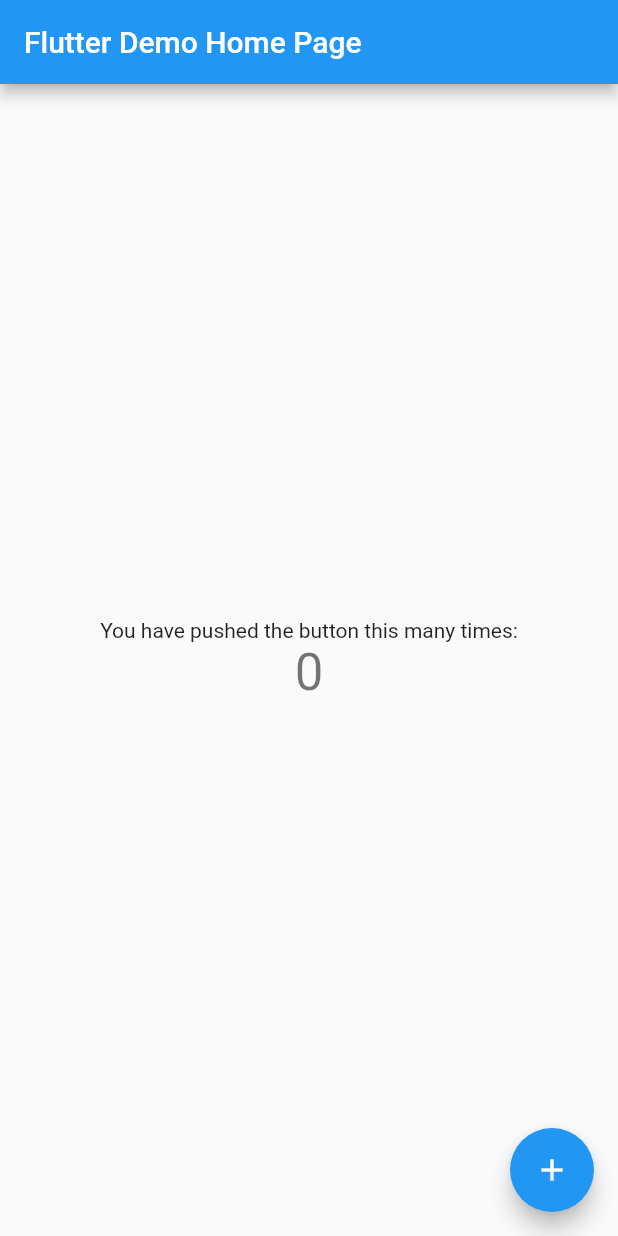
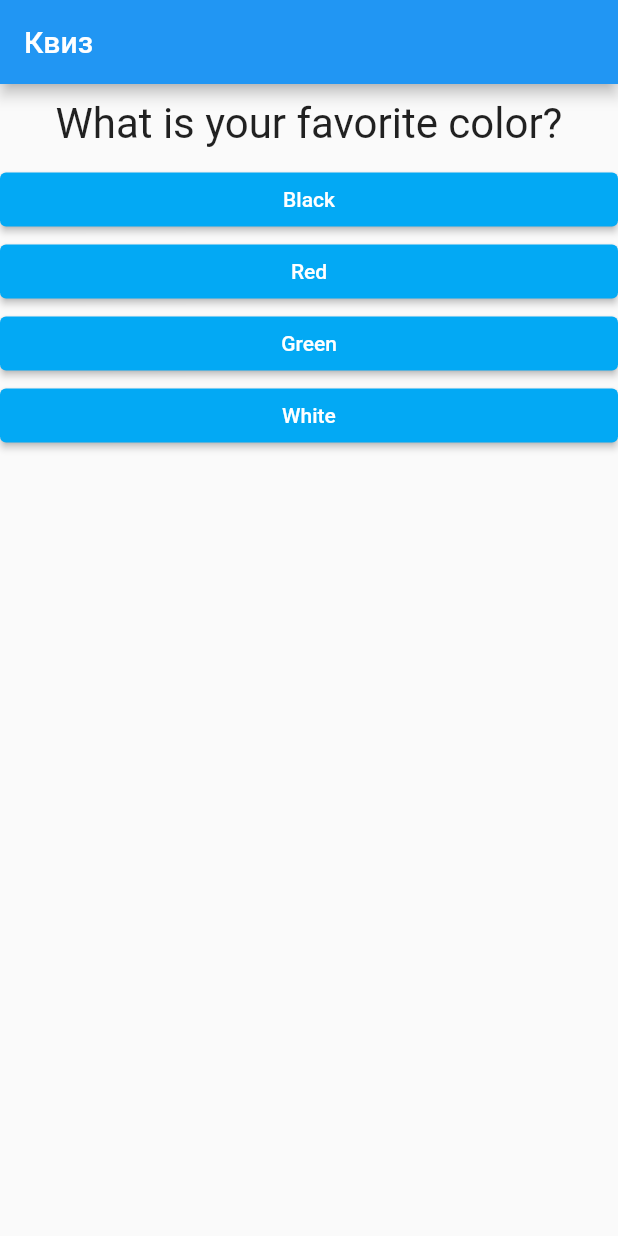
Before and after one commit to Petar81/Serbia, a Flutter app: the screen it shows after launch, on a phone screen of 412 x 824 dp. Run offline on Flutter 3.47's test engine with Material 2 defaults, Android fonts, the phone set to English and light mode, and no system bars.

Commit message:
add new widgets and logic

```diff
--- /dev/null
+++ b/lib/answer.dart
@@ -0,0 +1,20 @@
+import 'package:flutter/material.dart';
+
+class Answer extends StatelessWidget {
+  final VoidCallback selectHandler;
+  final String answerText;
+  const Answer(this.selectHandler, this.answerText, {Key? key})
+      : super(key: key);
+
+  @override
+  Widget build(BuildContext context) {
+    return Container(
+      width: double.infinity,
+      child: ElevatedButton(
+          style: ButtonStyle(
+              backgroundColor: MaterialStateProperty.all(Colors.lightBlue)),
+          onPressed: selectHandler,
+          child: Text(answerText)),
+    );
+  }
+}
--- a/lib/main.dart
+++ b/lib/main.dart
@@ -1,115 +1,82 @@
+import 'package:flutter/cupertino.dart';
 import 'package:flutter/material.dart';
+
+import './quiz.dart';
+import './result.dart';
 
 void main() {
   runApp(const MyApp());
 }
 
-class MyApp extends StatelessWidget {
+class MyApp extends StatefulWidget {
   const MyApp({Key? key}) : super(key: key);
 
-  // This widget is the root of your application.
   @override
-  Widget build(BuildContext context) {
-    return MaterialApp(
-      title: 'Kviz - Quiz',
-      theme: ThemeData(
-        // This is the theme of your application.
-        //
-        // Try running your application with "flutter run". You'll see the
-        // application has a blue toolbar. Then, without quitting the app, try
-        // changing the primarySwatch below to Colors.green and then invoke
-        // "hot reload" (press "r" in the console where you ran "flutter run",
-        // or simply save your changes to "hot reload" in a Flutter IDE).
-        // Notice that the counter didn't reset back to zero; the application
-        // is not restarted.
-        primarySwatch: Colors.blue,
-      ),
-      home: const MyHomePage(title: 'Flutter Demo Home Page'),
-    );
+  State<StatefulWidget> createState() {
+    return _MyAppState();
   }
 }
 
-class MyHomePage extends StatefulWidget {
-  const MyHomePage({Key? key, required this.title}) : super(key: key);
+class _MyAppState extends State<MyApp> {
+  var _questionIndex = 0;
+  var _totalScore = 0;
 
-  // This widget is the home page of your application. It is stateful, meaning
-  // that it has a State object (defined below) that contains fields that affect
-  // how it looks.
+  void _resetQuiz() {
+    setState(() {
+      _questionIndex = 0;
+      _totalScore = 0;
+    });
+  }
 
-  // This class is the configuration for the state. It holds the values (in this
-  // case the title) provided by the parent (in this case the App widget) and
-  // used by the build method of the State. Fields in a Widget subclass are
-  // always marked "final".
+  final _questions = const [
+    {
+      'questionText': 'What is your favorite color?',
+      'answer': [
+        {'text': 'Black', 'score': 10},
+        {'text': 'Red', 'score': 5},
+        {'text': 'Green', 'score': 3},
+        {'text': 'White', 'score': 1}
+      ],
+    },
+    {
+      'questionText': 'What is your favorite animal?',
+      'answer': [
+        {'text': 'Dog', 'score': 10},
+        {'text': 'Cat', 'score': 5},
+        {'text': 'Bull', 'score': 3},
+        {'text': 'Shark', 'score': 1}
+      ],
+    },
+    {
+      'questionText': 'What is your favorite food?',
+      'answer': [
+        {'text': 'Pizza', 'score': 10},
+        {'text': 'Pasta', 'score': 5},
+        {'text': 'Burek', 'score': 3},
+        {'text': 'Cheese', 'score': 1}
+      ],
+    },
+  ];
 
-  final String title;
-
-  @override
-  _MyHomePageState createState() => _MyHomePageState();
-}
-
-class _MyHomePageState extends State<MyHomePage> {
-  int _counter = 0;
-
-  void _incrementCounter() {
+  void _answerQuestion(int score) {
+    _totalScore = _totalScore + score;
     setState(() {
-      // This call to setState tells the Flutter framework that something has
-      // changed in this State, which causes it to rerun the build method below
-      // so that the display can reflect the updated values. If we changed
-      // _counter without calling setState(), then the build method would not be
-      // called again, and so nothing would appear to happen.
-      _counter++;
+      _questionIndex = _questionIndex + 1;
     });
   }
 
   @override
   Widget build(BuildContext context) {
-    // This method is rerun every time setState is called, for instance as done
-    // by the _incrementCounter method above.
-    //
-    // The Flutter framework has been optimized to make rerunning build methods
-    // fast, so that you can just rebuild anything that needs updating rather
-    // than having to individually change instances of widgets.
-    return Scaffold(
-      appBar: AppBar(
-        // Here we take the value from the MyHomePage object that was created by
-        // the App.build method, and use it to set our appbar title.
-        title: Text(widget.title),
-      ),
-      body: Center(
-        // Center is a layout widget. It takes a single child and positions it
-        // in the middle of the parent.
-        child: Column(
-          // Column is also a layout widget. It takes a list of children and
-          // arranges them vertically. By default, it sizes itself to fit its
-          // children horizontally, and tries to be as tall as its parent.
-          //
-          // Invoke "debug painting" (press "p" in the console, choose the
-          // "Toggle Debug Paint" action from the Flutter Inspector in Android
-          // Studio, or the "Toggle Debug Paint" command in Visual Studio Code)
-          // to see the wireframe for each widget.
-          //
-          // Column has various properties to control how it sizes itself and
-          // how it positions its children. Here we use mainAxisAlignment to
-          // center the children vertically; the main axis here is the vertical
-          // axis because Columns are vertical (the cross axis would be
-          // horizontal).
-          mainAxisAlignment: MainAxisAlignment.center,
-          children: <Widget>[
-            const Text(
-              'You have pushed the button this many times:',
-            ),
-            Text(
-              '$_counter',
-              style: Theme.of(context).textTheme.headline4,
-            ),
-          ],
-        ),
-      ),
-      floatingActionButton: FloatingActionButton(
-        onPressed: _incrementCounter,
-        tooltip: 'Increment',
-        child: const Icon(Icons.add),
-      ), // This trailing comma makes auto-formatting nicer for build methods.
+    return MaterialApp(
+      home: Scaffold(
+          appBar: AppBar(title: const Text("Квиз")),
+          body: _questionIndex < _questions.length
+              ? Quiz(
+                  answerQuestion: _answerQuestion,
+                  questionIndex: _questionIndex,
+                  questions: _questions,
+                )
+              : Result(_totalScore, _resetQuiz)),
     );
   }
 }
--- /dev/null
+++ b/lib/question.dart
@@ -0,0 +1,20 @@
+import 'package:flutter/material.dart';
+
+class Question extends StatelessWidget {
+  final String questionText;
+
+  const Question(this.questionText, {Key? key}) : super(key: key);
+
+  @override
+  Widget build(BuildContext context) {
+    return Container(
+      width: double.infinity,
+      margin: const EdgeInsets.all(10),
+      child: Text(
+        questionText,
+        style: const TextStyle(fontSize: 28),
+        textAlign: TextAlign.center,
+      ),
+    );
+  }
+}
--- /dev/null
+++ b/lib/quiz.dart
@@ -0,0 +1,33 @@
+import 'package:flutter/material.dart';
+
+import './question.dart';
+import './answer.dart';
+
+class Quiz extends StatelessWidget {
+  const Quiz(
+      {required this.questions,
+      required this.answerQuestion,
+      required this.questionIndex,
+      Key? key})
+      : super(key: key);
+
+  final List<Map<String, Object>> questions;
+  final Function answerQuestion;
+  final int questionIndex;
+
+  @override
+  Widget build(BuildContext context) {
+    return Column(
+      children: [
+        Question(
+          questions[questionIndex]['questionText'] as String,
+        ),
+        ...(questions[questionIndex]['answer'] as List<Map<String, Object>>)
+            .map((answer) {
+          return Answer(
+              () => answerQuestion(answer['score']), answer['text'] as String);
+        }).toList()
+      ],
+    );
+  }
+}
--- /dev/null
+++ b/lib/result.dart
@@ -0,0 +1,42 @@
+import 'package:flutter/material.dart';
+
+class Result extends StatelessWidget {
+  final int resultScore;
+  final VoidCallback resetHandler;
+  const Result(this.resultScore, this.resetHandler, {Key? key})
+      : super(key: key);
+
+  String get resultPhrase {
+    String resultText;
+    if (resultScore <= 8) {
+      resultText = ' You are awesome';
+    } else if (resultScore <= 12) {
+      resultText = 'Pretty likable';
+    } else if (resultScore <= 16) {
+      resultText = 'You are strange';
+    } else {
+      resultText = 'You are so bad';
+    }
+    return resultText;
+  }
+
+  @override
+  Widget build(BuildContext context) {
+    return Center(
+      child: Column(
+        children: [
+          Text(
+            resultPhrase,
+            style: const TextStyle(fontSize: 36, fontWeight: FontWeight.bold),
+            textAlign: TextAlign.center,
+          ),
+          ElevatedButton(
+            onPressed: resetHandler,
+            child: const Text('Reset quiz'),
+            style: ElevatedButton.styleFrom(primary: Colors.green),
+          )
+        ],
+      ),
+    );
+  }
+}
```
